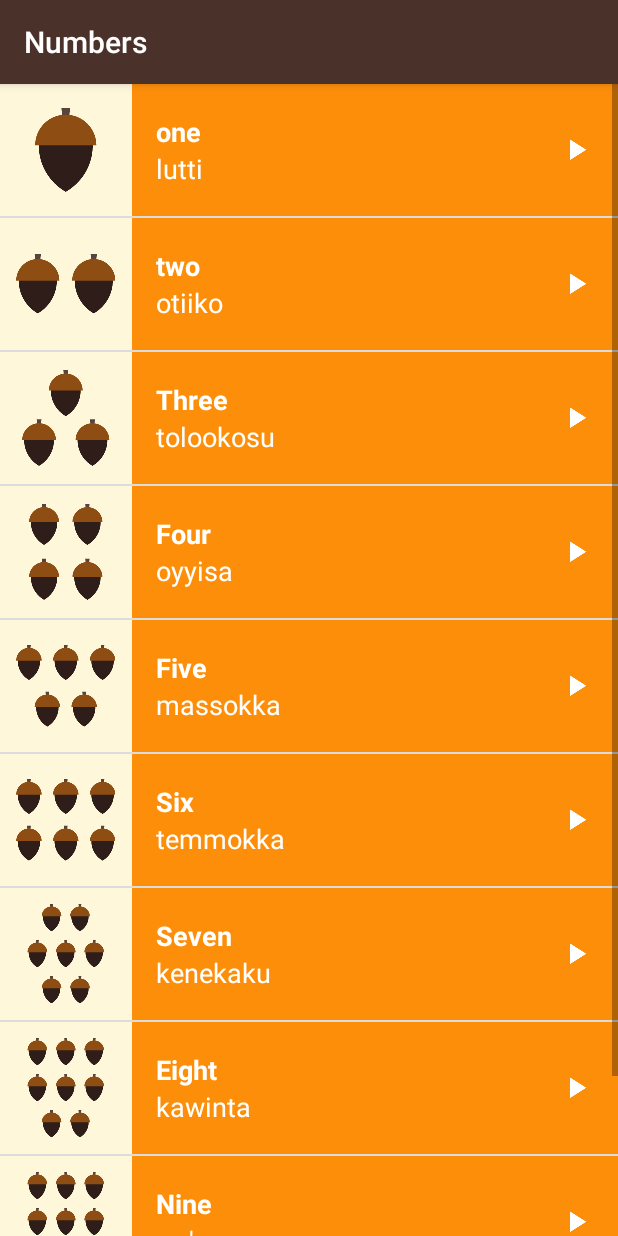
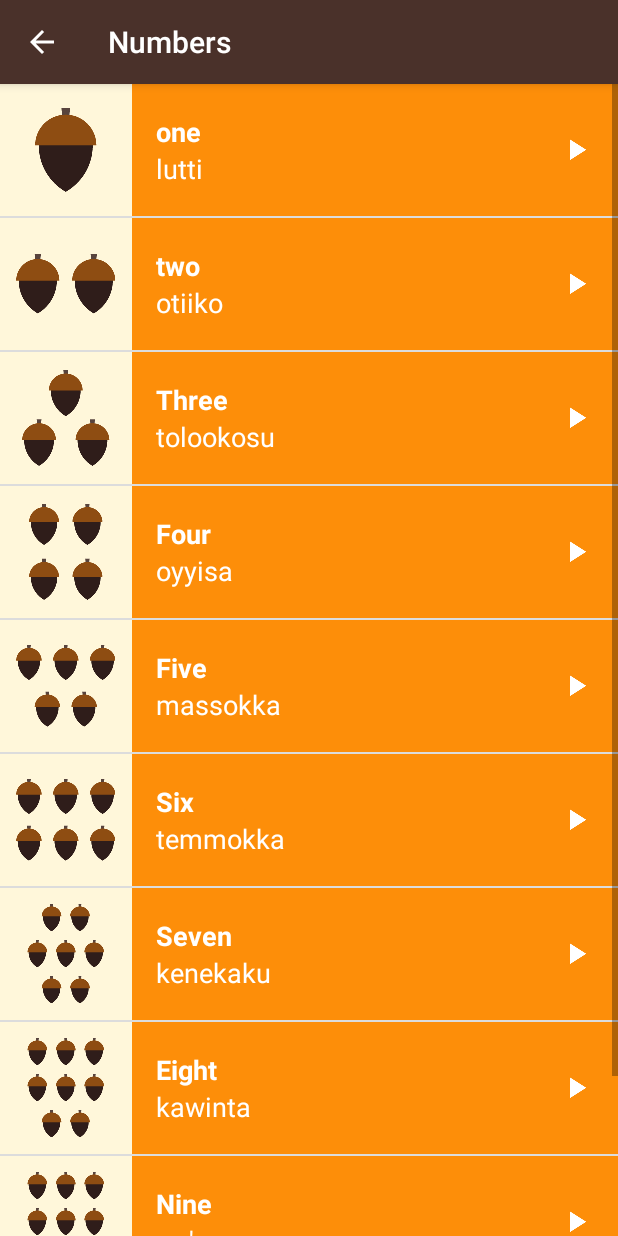
Before and after one commit to AlanFlores58/miwok, an Android app: the NumbersActivity screen opened directly, with no data from a screen before it, after a tap on "one", on a phone screen of 412 x 824 dp. Run offline under Robolectric (Android 15) with nearby library versions, the phone set to English and light mode, and no system bars.

Commit message:
first commit

```diff
--- a/app/src/main/java/com/example/android/miwok/ColorsActivity.java
+++ b/app/src/main/java/com/example/android/miwok/ColorsActivity.java
@@ -3,6 +3,7 @@ package com.example.android.miwok;
 import android.content.Context;
 import android.media.AudioManager;
 import android.media.MediaPlayer;
+import android.support.v7.app.ActionBar;
 import android.support.v7.app.AppCompatActivity;
 import android.os.Bundle;
 import android.text.Layout;
@@ -47,6 +48,9 @@ public class ColorsActivity extends AppCompatActivity {
     protected void onCreate(Bundle savedInstanceState) {
         super.onCreate(savedInstanceState);
         setContentView(R.layout.word_list);
+        getSupportActionBar().setNavigationMode(ActionBar.NAVIGATION_MODE_STANDARD);
+        getSupportActionBar().setDisplayHomeAsUpEnabled(true);
+
         audioManager = (AudioManager) getSystemService(Context.AUDIO_SERVICE);
         final ArrayList<Word> word = new ArrayList<Word>();
         word.add(new Word("red", "wetetti", R.drawable.color_red, R.raw.color_red));
--- a/app/src/main/java/com/example/android/miwok/FamilyActivity.java
+++ b/app/src/main/java/com/example/android/miwok/FamilyActivity.java
@@ -3,6 +3,7 @@ package com.example.android.miwok;
 import android.content.Context;
 import android.media.AudioManager;
 import android.media.MediaPlayer;
+import android.support.v7.app.ActionBar;
 import android.support.v7.app.AppCompatActivity;
 import android.os.Bundle;
 import android.util.Log;
@@ -45,6 +46,9 @@ public class FamilyActivity extends AppCompatActivity {
     protected void onCreate(Bundle savedInstanceState) {
         super.onCreate(savedInstanceState);
         setContentView(R.layout.word_list);
+        getSupportActionBar().setNavigationMode(ActionBar.NAVIGATION_MODE_STANDARD);
+        getSupportActionBar().setDisplayHomeAsUpEnabled(true);
+
         audioManager = (AudioManager) getSystemService(Context.AUDIO_SERVICE);
         final ArrayList<Word> word = new ArrayList<Word>();
         word.add(new Word("father", "әpә", R.drawable.family_father, R.raw.family_father));
--- a/app/src/main/java/com/example/android/miwok/NumbersActivity.java
+++ b/app/src/main/java/com/example/android/miwok/NumbersActivity.java
@@ -4,9 +4,12 @@ import android.content.Context;
 import android.media.AudioManager;
 import android.media.MediaPlayer;
 import android.provider.MediaStore;
+import android.support.v4.app.NavUtils;
+import android.support.v7.app.ActionBar;
 import android.support.v7.app.AppCompatActivity;
 import android.os.Bundle;
 import android.util.Log;
+import android.view.MenuItem;
 import android.view.View;
 import android.widget.AdapterView;
 import android.widget.ArrayAdapter;
@@ -52,6 +55,11 @@ public class NumbersActivity extends AppCompatActivity {
     protected void onCreate(Bundle savedInstanceState) {
         super.onCreate(savedInstanceState);
         setContentView(R.layout.word_list);
+
+        getSupportActionBar().setNavigationMode(ActionBar.NAVIGATION_MODE_STANDARD);
+        getSupportActionBar().setDisplayHomeAsUpEnabled(true);
+
+
         audioManager = (AudioManager) getSystemService(Context.AUDIO_SERVICE);
 
         /*String[] words = new String[]{"one","two","Three","Four","Five","Six","Seven","Eight","Nine","Ten"};
@@ -148,4 +156,14 @@ public class NumbersActivity extends AppCompatActivity {
             audioManager.abandonAudioFocus(onAudioFocusChangeListener);
         }
     }
+
+    /*@Override
+    public boolean onOptionsItemSelected(MenuItem item) {
+        switch (item.getItemId()){
+            case android.R.id.home:
+                NavUtils.navigateUpFromSameTask(this);
+                return true;
+        }
+        return super.onOptionsItemSelected(item);
+    }*/
 }
--- a/app/src/main/java/com/example/android/miwok/PhrasesActivity.java
+++ b/app/src/main/java/com/example/android/miwok/PhrasesActivity.java
@@ -3,6 +3,7 @@ package com.example.android.miwok;
 import android.content.Context;
 import android.media.AudioManager;
 import android.media.MediaPlayer;
+import android.support.v7.app.ActionBar;
 import android.support.v7.app.AppCompatActivity;
 import android.os.Bundle;
 import android.util.Log;
@@ -45,6 +46,8 @@ public class PhrasesActivity extends AppCompatActivity {
     protected void onCreate(Bundle savedInstanceState) {
         super.onCreate(savedInstanceState);
         setContentView(R.layout.word_list);
+        getSupportActionBar().setNavigationMode(ActionBar.NAVIGATION_MODE_STANDARD);
+        getSupportActionBar().setDisplayHomeAsUpEnabled(true);
         audioManager = (AudioManager) getSystemService(Context.AUDIO_SERVICE);
         final ArrayList<Word> word = new ArrayList<Word>();
         word.add(new Word(R.raw.phrase_where_are_you_going, "Where are you going?", "minto wuksus"));
--- a/app/src/main/res/layout/word_list.xml
+++ b/app/src/main/res/layout/word_list.xml
@@ -4,7 +4,8 @@
     android:id="@+id/list"
     android:layout_width="match_parent"
     android:layout_height="match_parent"
-    android:orientation="vertical">
+    android:orientation="vertical"
+    android:drawSelectorOnTop="true">
     <!--android:numColumns="2"-->
 
 </ListView>
```
Also changed, not shown: app/src/main/AndroidManifest.xml (+12 -4 lines), app/src/main/res/layout/activity_main.xml (+36 -13 lines).
